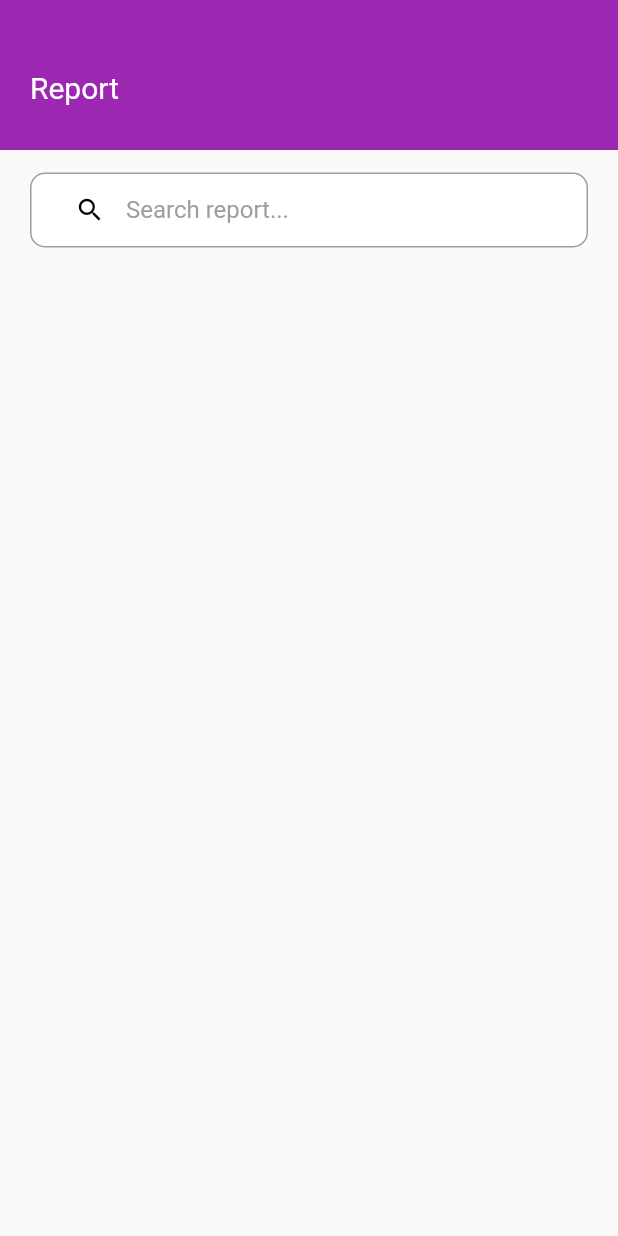
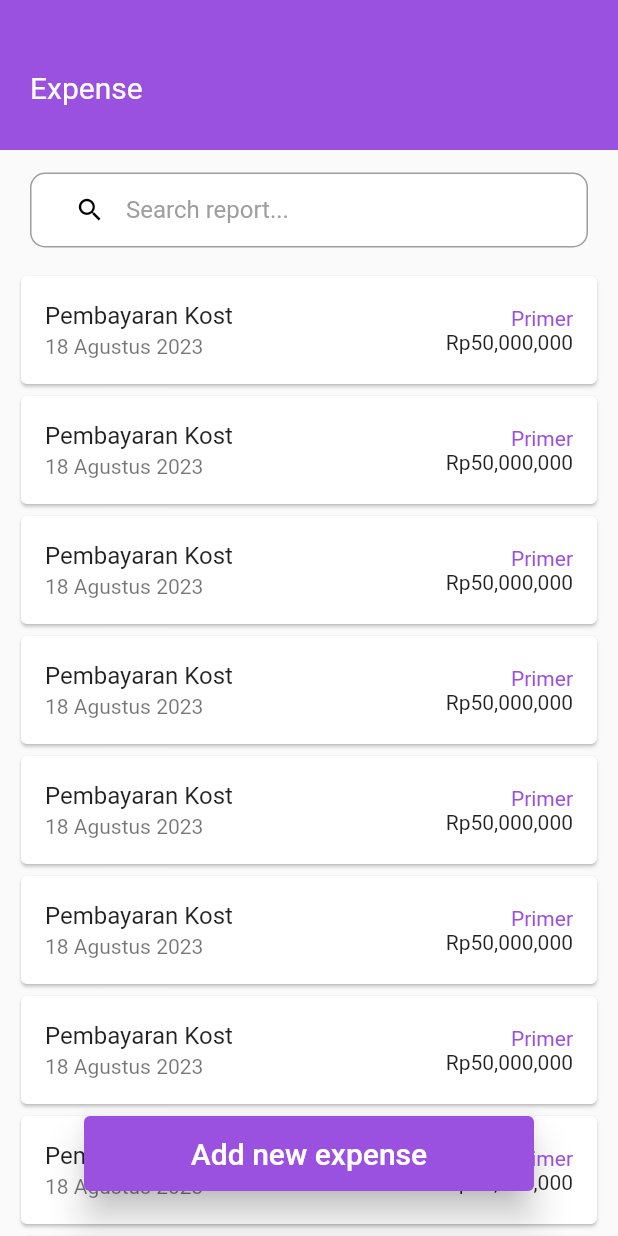
Before and after one commit to denyocrworld/hyper_ui, a Flutter app: the screen it shows after launch, on a phone screen of 412 x 824 dp. Run offline on Flutter 3.47's test engine with Material 2 defaults, Android fonts, the phone set to English and light mode, and no system bars; our stand-ins replace cached_network_image, carousel_slider, dio, file_picker, flutter_animate, flutter_image_compress and 9 more; missing offline and left inert: faker_dart.

Commit message:
membuat expense page
selasai expense page

```diff
--- a/lib/main.dart
+++ b/lib/main.dart
@@ -1,5 +1,7 @@
 import 'package:hyper_ui/core.dart';
 import 'package:flutter/material.dart';
+import 'package:hyper_ui/module/expense_page/add_expense_page.dart';
+import 'package:hyper_ui/module/expense_page/expense_detail_page.dart';
 import 'package:hyper_ui/module/expense_page/expense_list_page.dart';
 import 'package:hyper_ui/module/login_form/view/login_form_view.dart';
 import 'package:hyper_ui/module/transaction_page/add_report_page.dart';
--- a/lib/module/expense_page/expense_list_page.dart
+++ b/lib/module/expense_page/expense_list_page.dart
@@ -1,6 +1,8 @@
 import 'package:flutter/cupertino.dart';
 import 'package:flutter/material.dart';
 import 'package:hyper_ui/core.dart';
+import 'package:hyper_ui/module/expense_page/add_expense_page.dart';
+import 'package:hyper_ui/module/expense_page/expense_detail_page.dart';
 
 class ExpenseListPage extends StatefulWidget {
   const ExpenseListPage({super.key});
@@ -22,7 +24,7 @@ class _ExpenseListPageState extends State<ExpenseListPage> {
                 width: MediaQuery.of(context).size.width,
                 height: 100,
                 decoration: const BoxDecoration(
-                  color: Colors.purple,
+                  color: Color(0xFF9B51E0),
                 ),
                 child: Column(
                   mainAxisAlignment: MainAxisAlignment.end,
@@ -34,7 +36,7 @@ class _ExpenseListPageState extends State<ExpenseListPage> {
                               horizontal: 20, vertical: 15),
                           padding: const EdgeInsets.symmetric(vertical: 15),
                           child: const Text(
-                            "Report",
+                            "Expense",
                             style: TextStyle(color: Colors.white, fontSize: 20),
                           ),
                         )),
@@ -45,12 +47,96 @@ class _ExpenseListPageState extends State<ExpenseListPage> {
               Expanded(
                   child: ListView(
                 children: [
-
+                  expenseItem(),
+                  expenseItem(),
+                  expenseItem(),
+                  expenseItem(),
+                  expenseItem(),
+                  expenseItem(),
+                  expenseItem(),
+                  expenseItem(),
+                  expenseItem(),
+                  expenseItem(),
                 ],
-              ))
+              )),
             ],
           )),
+          Align(
+            alignment: Alignment.bottomCenter,
+            child: Row(
+              mainAxisAlignment: MainAxisAlignment.center,
+              children: [
+                Container(
+                  width: 300,
+                  height: 50,
+                  margin: const EdgeInsets.only(
+                    bottom: 30,
+                  ),
+                  child: ElevatedButton(
+                    onPressed: () {
+                      Navigator.of(context)
+                          .push(MaterialPageRoute(
+                        builder: (context) => AddExpensePage(),
+                      ))
+                          .then((value) {
+                        setState(() {});
+                      });
+                    },
+                    style: ElevatedButton.styleFrom(
+                      backgroundColor: Color(0xFF9B51E0),
+
+                      // minimumSize: const Size(120, 60),
+                      elevation: 10,
+                    ),
+                    child: const Text(
+                      'Add new expense',
+                      style: TextStyle(fontSize: 20),
+                    ),
+                  ),
+                )
+              ],
+            ),
+          )
         ],
+      ),
+    );
+  }
+
+  Widget expenseItem() {
+    return InkWell(
+      onTap: () {
+        Navigator.of(context)
+            .push(MaterialPageRoute(
+          builder: (context) => ExpenseDetailPage(),
+        ))
+            .then((value) {
+          setState(() {});
+        });
+        ;
+      },
+      child: Padding(
+        padding: const EdgeInsets.symmetric(horizontal: 10),
+        child: Card(
+          elevation: 1,
+          child: ListTile(
+            trailing: Column(
+              crossAxisAlignment: CrossAxisAlignment.end,
+              mainAxisSize: MainAxisSize.min,
+              children: [
+                Text(
+                  "Primer",
+                  style: TextStyle(color: Color(0xFF9B51E0)),
+                ),
+                SizedBox(
+                  width: 10,
+                ),
+                Text("Rp50,000,000"),
+              ],
+            ),
+            title: Text("Pembayaran Kost"),
+            subtitle: Text("18 Agustus 2023"),
+          ),
+        ),
       ),
     );
   }
```
Also changed, not shown: lib/module/expense_page/add_expense_page.dart (added, +142 -0 lines), lib/module/expense_page/expense_detail_page.dart (added, +183 -0 lines).
